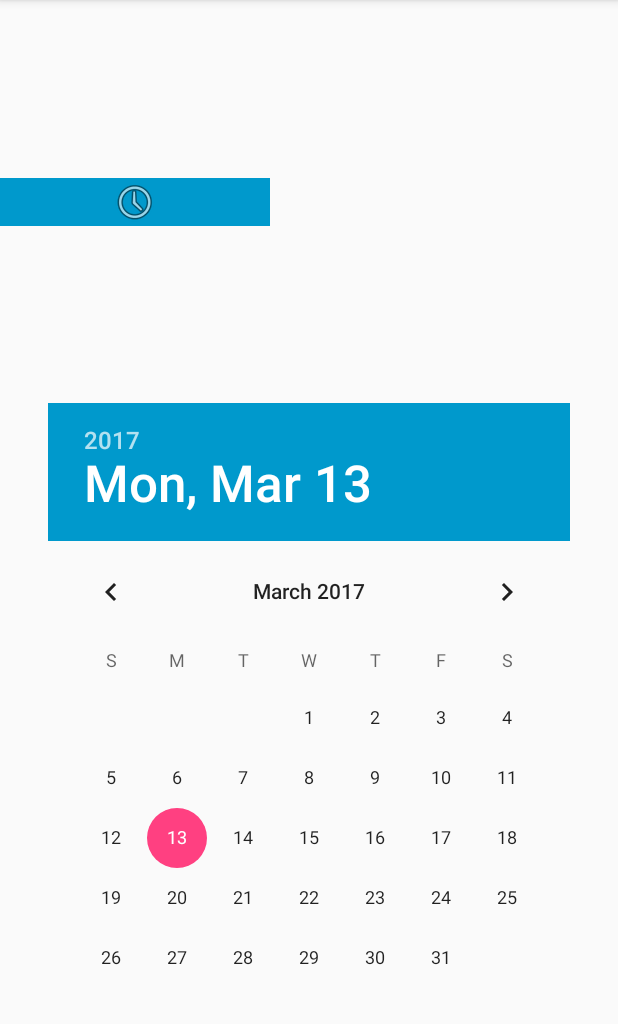
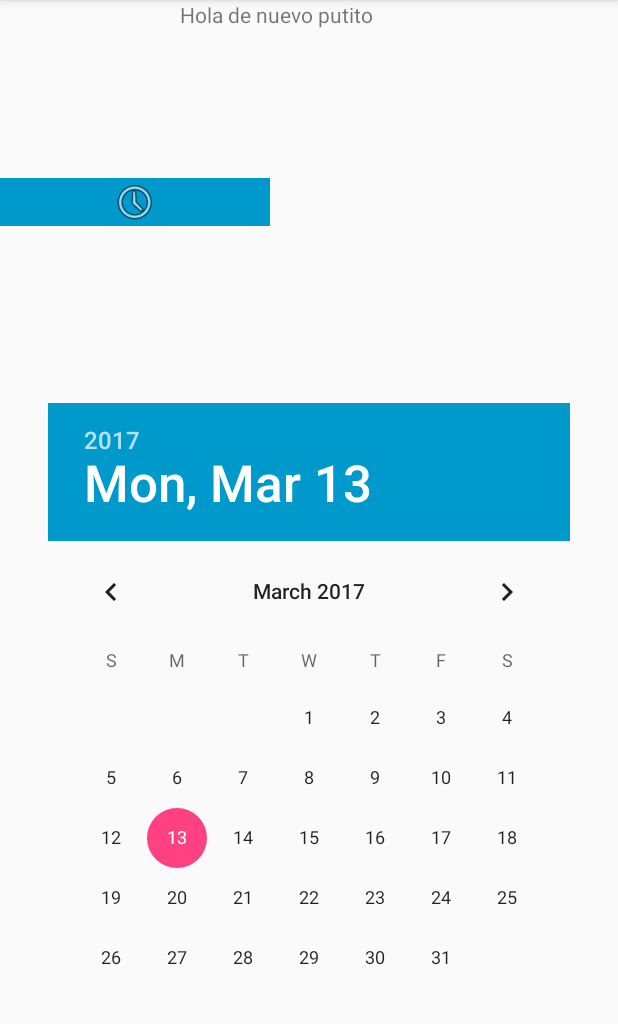
Before and after one commit to Colima-97/Recordatorios_App, an Android app: the screen it shows after launch (MainActivity), on a phone screen of 412 x 824 dp, the part 84-1108 px from its top. Run offline under Robolectric (Android 15) with nearby library versions, the phone set to English and light mode, and no system bars.

Commit message:
TextView

```diff
--- a/app/src/main/java/cry/who/boy/tec/brandon/com/recordatorios_app/MainActivity.java
+++ b/app/src/main/java/cry/who/boy/tec/brandon/com/recordatorios_app/MainActivity.java
@@ -2,12 +2,18 @@ package cry.who.boy.tec.brandon.com.recordatorios_app;
 
 import android.support.v7.app.AppCompatActivity;
 import android.os.Bundle;
+import android.widget.TextView;
 
 public class MainActivity extends AppCompatActivity {
+
+    TextView campo_text;
 
     @Override
     protected void onCreate(Bundle savedInstanceState) {
         super.onCreate(savedInstanceState);
         setContentView(R.layout.activity_main);
+
+        campo_text=(TextView) findViewById(R.id.texto);
+        campo_text.setText("Hola de nuevo putito");
     }
 }
--- a/app/src/main/res/layout/activity_main.xml
+++ b/app/src/main/res/layout/activity_main.xml
@@ -36,4 +36,13 @@
         app:layout_constraintTop_toTopOf="parent"
         app:srcCompat="@android:drawable/ic_menu_recent_history"
         tools:layout_editor_absoluteX="8dp" />
+
+    <TextView
+        android:id="@+id/texto"
+        android:text="@string/saludo_jose"
+        android:layout_width="368dp"
+        android:layout_height="wrap_content"
+        tools:layout_editor_absoluteY="0dp"
+        tools:layout_editor_absoluteX="8dp"
+        android:gravity="center"/>
 </android.support.constraint.ConstraintLayout>
--- a/app/src/main/res/values/strings.xml
+++ b/app/src/main/res/values/strings.xml
@@ -1,3 +1,5 @@
 <resources>
     <string name="app_name">Recordatorios App</string>
+    <string name="saludo_jose">Hola José, qué tranza!</string>
+
 </resources>
```
